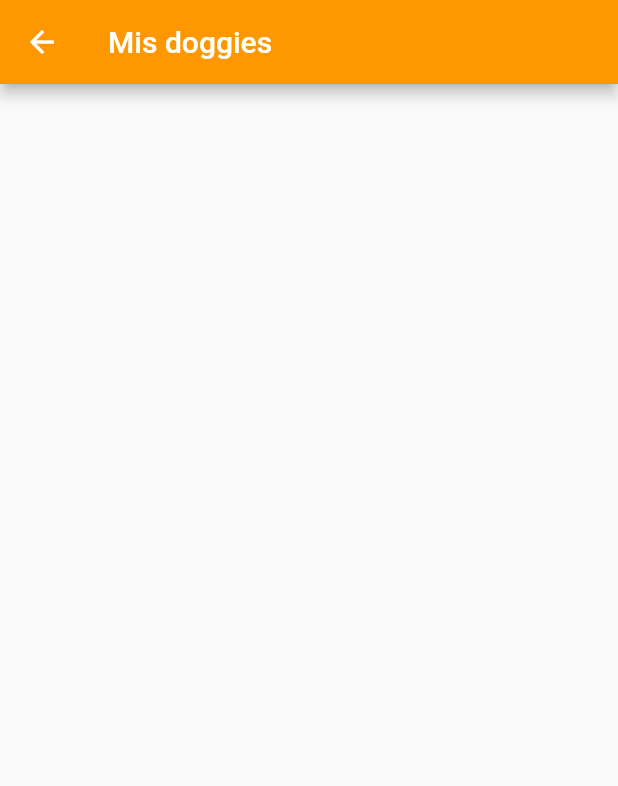
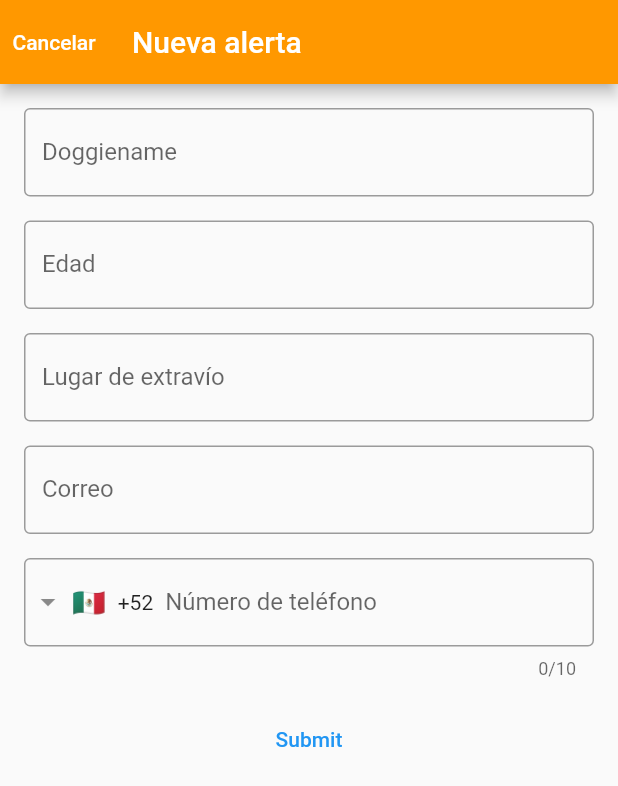
Before and after one commit to JoseHerCast/patitasACasa, a Flutter app: the PatitasACasa screen opened directly, item 3 of the bottom bar chosen, after a tap on the "lightbulb" icon, on a phone screen of 412 x 824 dp. Shown: the top 786 px of the screen. Run offline on Flutter 3.47's test engine with Material 2 defaults, Android fonts, the phone set to English and light mode, and no system bars; drawn by our look-alikes of intl_phone_field; our stand-ins replace cloud_firestore, firebase_auth, firebase_core, firebase_storage, flutter_login, image_picker; accounts and stored records are empty; network calls fail; Roboto replaces fonts that are missing (Lato-Regular).

Commit message:
Añadida las pantallas de nueva alerta y mis doggies

```diff
--- /dev/null
+++ b/lib/screens/new_alert.dart
@@ -0,0 +1,167 @@
+import 'package:flutter/cupertino.dart';
+import 'package:flutter/painting.dart';
+import 'package:intl_phone_field/intl_phone_field.dart';
+import 'package:flutter/material.dart';
+
+class NewAlert extends StatefulWidget {
+  const NewAlert({Key? key}) : super(key: key);
+
+  @override
+  State<NewAlert> createState() => _NewAlertState();
+}
+
+class _NewAlertState extends State<NewAlert> {
+  final formKey = GlobalKey<FormState>();
+  late String doggieName;
+  late String doggieAge;
+  late String lastView;
+  late String email;
+  late var phoneNumber;
+
+  @override
+  Widget build(BuildContext context) {
+    return Scaffold(
+      appBar: AppBar(
+        title: const Text(
+          "Nueva alerta",
+          style: TextStyle(
+            fontFamily: "Lato-Regular",
+            fontSize: 20,
+          ),
+        ),
+        backgroundColor: Colors.orange,
+        leadingWidth: 72,
+        leading: TextButton(
+          child: Text(
+            "Cancelar",
+            style: TextStyle(
+              color: Colors.white,
+              fontFamily: "Lato-Regular",
+            ),
+          ),
+          onPressed: () {
+            Navigator.of(context).pop();
+          },
+        ),
+      ),
+      body: Form(
+        key: formKey,
+        child: ListView(
+          padding: EdgeInsets.all(16),
+          children: [
+            buildDoggieName("Doggiename"),
+            SizedBox(height: 16),
+            buildAge("Edad"),
+            SizedBox(height: 16),
+            buildLastView("Lugar de extravío"),
+            SizedBox(height: 16),
+            buildEmail("Correo"),
+            SizedBox(height: 16),
+            buildPhoneNumber("Número de teléfono"),
+            SizedBox(height: 16),
+            submit("Crear alerta"),
+          ],
+        ),
+      ),
+    );
+  }
+
+  Widget buildDoggieName(String title) {
+    return TextFormField(
+      keyboardType: TextInputType.name,
+      decoration: InputDecoration(
+        labelText: title,
+        border: OutlineInputBorder(),
+      ),
+      validator: (value) {
+        if (value!.isEmpty) {
+          return "Campo requerido";
+        } else if (!RegExp(r'^[a-z A-Z]+$').hasMatch(value)) {
+          return "Solo caracteres alfabéticos";
+        } else {
+          return null;
+        }
+      },
+      onSaved: (value) => setState(() => doggieName = value!),
+    );
+  }
+
+  Widget buildAge(String title) {
+    return TextFormField(
+      keyboardType: TextInputType.number,
+      decoration: InputDecoration(
+        labelText: title,
+        border: OutlineInputBorder(),
+      ),
+      validator: (value) {
+        if (value!.isEmpty) {
+          return "Campo requerido";
+        } else if (!RegExp(r'^[0-9]+$').hasMatch(value)) {
+          return "Solo caracteres Númericos";
+        } else if (value.length > 2) {
+          return "Solo se permiten dos digitos";
+        } else {
+          return null;
+        }
+      },
+      onSaved: (value) => setState(() => doggieAge = value!),
+    );
+  }
+
+  Widget buildLastView(String title) {
+    return TextFormField(
+      decoration: InputDecoration(
+        labelText: title,
+        border: OutlineInputBorder(),
+      ),
+      onSaved: (value) => setState(() => lastView = value!),
+    );
+  }
+
+  Widget buildEmail(String title) {
+    return TextFormField(
+      keyboardType: TextInputType.emailAddress,
+      decoration: InputDecoration(
+        labelText: title,
+        border: OutlineInputBorder(),
+      ),
+      validator: (value) {
+        if (value!.isEmpty) {
+          return "Campo requerido";
+        } else if (!RegExp(
+                r"^[a-zA-Z0-9.a-zA-Z0-9.!#$%&'*+-/=?^_`{|}~]+@[a-zA-Z0-9]+\.[a-zA-Z]+$")
+            .hasMatch(value)) {
+          return "Correo inválido";
+        } else {
+          return null;
+        }
+      },
+      onSaved: (value) => setState(() => email = value!),
+    );
+  }
+
+  Widget buildPhoneNumber(String title) {
+    return IntlPhoneField(
+      keyboardType: TextInputType.number,
+      decoration: InputDecoration(
+        labelText: title,
+        border: OutlineInputBorder(),
+      ),
+      initialCountryCode: 'MX',
+      searchText: "Buscar por país",
+      onSaved: (value) => setState(() => phoneNumber = value!),
+    );
+  }
+
+  Widget submit(String title) {
+    return TextButton(
+      onPressed: () {
+        final isValid = formKey.currentState!.validate();
+        if (isValid) {
+          formKey.currentState!.save();
+        }
+      },
+      child: Text("Submit"),
+    );
+  }
+}
--- a/pubspec.yaml
+++ b/pubspec.yaml
@@ -49,6 +49,8 @@ dependencies:
   image_picker: ^0.8.4
   firebase_storage: ^10.2.4
   path_provider: ^2.0.8
+  intl_phone_field: ^2.1.0
+  places_service: ^0.1.0
 
 dev_dependencies:
   flutter_test:
@@ -110,6 +112,8 @@ flutter:
     - assets/img/doggie2.jpg
     - assets/img/doggie3.jpg
     - assets/img/doggie4.jpg
+    - assets/img/doggie5.jpg
+    - assets/img/doggie6.jpg
     - assets/img/patitas.png
     - assets/img/default.jpeg
 
```
Also changed, not shown: lib/doggie_card.dart (added, +79 -0 lines), lib/profile_header.dart (+9 -2 lines), lib/screens/doggies.dart (+66 -1 lines), assets/img/doggie5.jpg (added), assets/img/doggie6.jpg (added), pubspec.lock.
